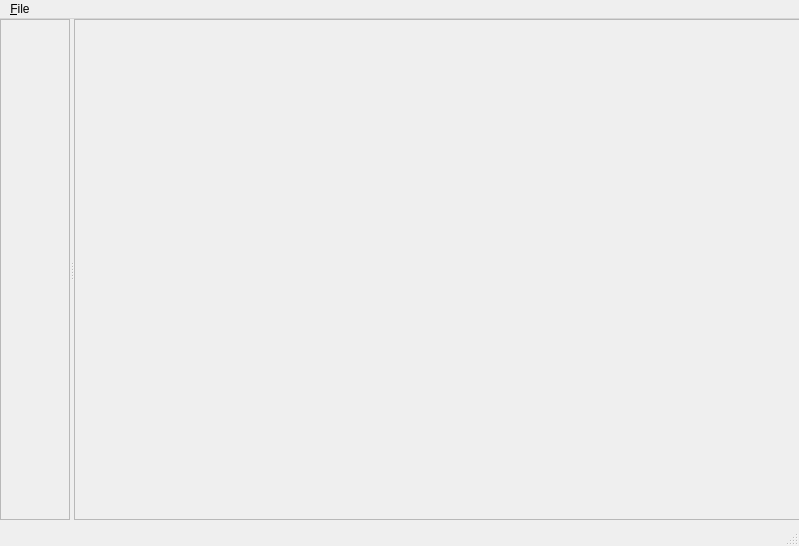
ArtNlk/Qt-threads, file mainwindow.ui: the form before one commit.
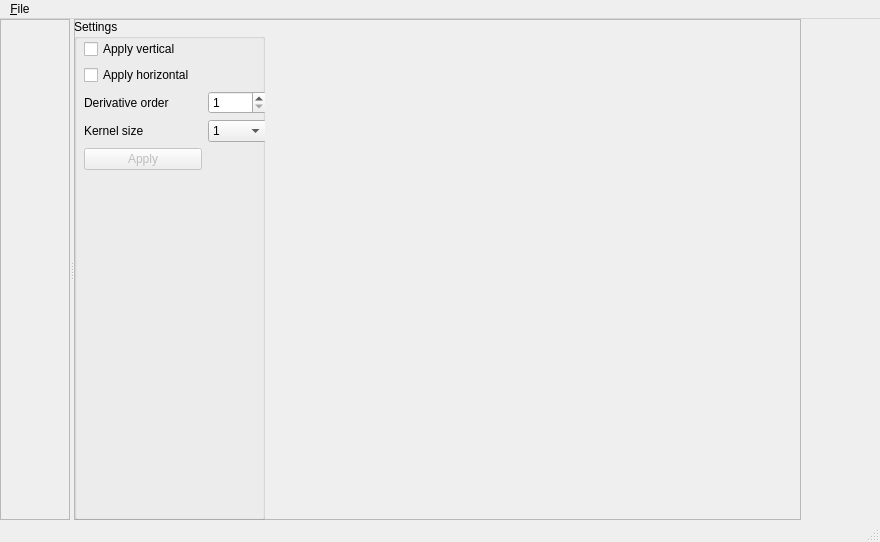
The form after the commit.

Commit message: Settings controls added

The edit to the form file:
```diff
--- a/mainwindow.ui
+++ b/mainwindow.ui
@@ -6,8 +6,8 @@
    <rect>
     <x>0</x>
     <y>0</y>
-    <width>799</width>
-    <height>546</height>
+    <width>880</width>
+    <height>542</height>
    </rect>
   </property>
   <property name="windowTitle">
@@ -77,17 +77,157 @@
        </widget>
        <widget class="QFrame" name="settingsFrame">
         <property name="sizePolicy">
-         <sizepolicy hsizetype="Expanding" vsizetype="Expanding">
+         <sizepolicy hsizetype="Minimum" vsizetype="Expanding">
           <horstretch>0</horstretch>
           <verstretch>0</verstretch>
          </sizepolicy>
         </property>
+        <property name="minimumSize">
+         <size>
+          <width>200</width>
+          <height>0</height>
+         </size>
+        </property>
+        <property name="maximumSize">
+         <size>
+          <width>16777215</width>
+          <height>16777215</height>
+         </size>
+        </property>
         <property name="frameShape">
          <enum>QFrame::StyledPanel</enum>
         </property>
         <property name="frameShadow">
          <enum>QFrame::Raised</enum>
         </property>
+        <widget class="QWidget" name="gridLayoutWidget_2">
+         <property name="geometry">
+          <rect>
+           <x>0</x>
+           <y>0</y>
+           <width>191</width>
+           <height>501</height>
+          </rect>
+         </property>
+         <layout class="QGridLayout" name="gridLayout_2">
+          <item row="0" column="0">
+           <widget class="QGroupBox" name="groupBox">
+            <property name="sizePolicy">
+             <sizepolicy hsizetype="Preferred" vsizetype="Preferred">
+              <horstretch>0</horstretch>
+              <verstretch>0</verstretch>
+             </sizepolicy>
+            </property>
+            <property name="baseSize">
+             <size>
+              <width>0</width>
+              <height>0</height>
+             </size>
+            </property>
+            <property name="title">
+             <string>Settings</string>
+            </property>
+            <widget class="QWidget" name="gridLayoutWidget_3">
+             <property name="geometry">
+              <rect>
+               <x>10</x>
+               <y>20</y>
+               <width>183</width>
+               <height>471</height>
+              </rect>
+             </property>
+             <layout class="QGridLayout" name="gridLayout_3" columnstretch="2,1">
+              <item row="5" column="0">
+               <spacer name="verticalSpacer">
+                <property name="orientation">
+                 <enum>Qt::Vertical</enum>
+                </property>
+                <property name="sizeType">
+                 <enum>QSizePolicy::Expanding</enum>
+                </property>
+                <property name="sizeHint" stdset="0">
+                 <size>
+                  <width>20</width>
+                  <height>40</height>
+                 </size>
+                </property>
+               </spacer>
+              </item>
+              <item row="1" column="0">
+               <widget class="QCheckBox" name="applyHorizontal">
+                <property name="text">
+                 <string>Apply horizontal</string>
+                </property>
+               </widget>
+              </item>
+              <item row="3" column="1">
+               <widget class="QComboBox" name="kernelSize">
+                <item>
+                 <property name="text">
+                  <string>1</string>
+                 </property>
+                </item>
+                <item>
+                 <property name="text">
+                  <string>3</string>
+                 </property>
+                </item>
+                <item>
+                 <property name="text">
+                  <string>5</string>
+                 </property>
+                </item>
+                <item>
+                 <property name="text">
+                  <string>7</string>
+                 </property>
+                </item>
+               </widget>
+              </item>
+              <item row="2" column="0">
+               <widget class="QLabel" name="derivOrderLabel">
+                <property name="text">
+                 <string>Derivative order</string>
+                </property>
+               </widget>
+              </item>
+              <item row="0" column="0">
+               <widget class="QCheckBox" name="applyVertical">
+                <property name="text">
+                 <string>Apply vertical</string>
+                </property>
+               </widget>
+              </item>
+              <item row="3" column="0">
+               <widget class="QLabel" name="kernelSizeLabel">
+                <property name="text">
+                 <string>Kernel size</string>
+                </property>
+               </widget>
+              </item>
+              <item row="2" column="1">
+               <widget class="QSpinBox" name="derivOrder">
+                <property name="minimum">
+                 <number>1</number>
+                </property>
+               </widget>
+              </item>
+              <item row="4" column="0">
+               <widget class="QPushButton" name="applyButton">
+                <property name="enabled">
+                 <bool>false</bool>
+                </property>
+                <property name="text">
+                 <string>Apply</string>
+                </property>
+               </widget>
+              </item>
+             </layout>
+            </widget>
+           </widget>
+          </item>
+         </layout>
+        </widget>
        </widget>
       </widget>
      </item>
@@ -104,7 +244,7 @@
     <rect>
      <x>0</x>
      <y>0</y>
-     <width>799</width>
+     <width>880</width>
      <height>21</height>
     </rect>
    </property>
```
Left out of the diff: 5 changed lines with no effect on the pictures. The commit also changes 4 other files.
